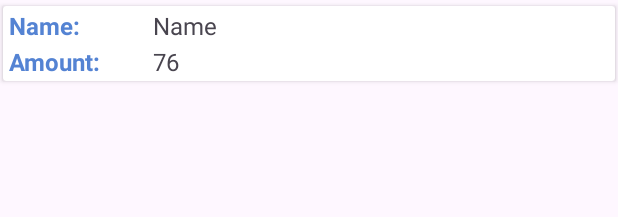
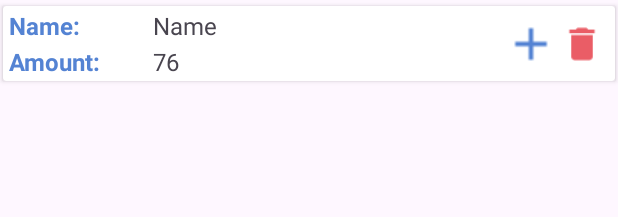
Before and after one commit to Listening-Raccoon/pamietaj-o-zdrowiu, an Android app: the layout pantry_child_item.xml on its own in the app's theme, with its tools: preview values and no code run, on a phone screen of 412 x 824 dp. Shown: the top 217 px of the screen. Run offline under Robolectric (Android 15) with nearby library versions, the phone set to English and light mode, and no system bars.

Commit message:
New images in pantry items
Added new images for add and delete to each pantry item

```diff
--- /dev/null
+++ b/app/src/main/res/drawable/baseline_delete_24.xml
@@ -0,0 +1,5 @@
+<vector xmlns:android="http://schemas.android.com/apk/res/android" android:height="24dp" android:tint="#EA5D66" android:viewportHeight="24" android:viewportWidth="24" android:width="24dp">
+
+    <path android:fillColor="@android:color/white" android:pathData="M6,19c0,1.1 0.9,2 2,2h8c1.1,0 2,-0.9 2,-2V7H6v12zM19,4h-3.5l-1,-1h-5l-1,1H5v2h14V4z"/>
+
+</vector>
--- a/app/src/main/res/layout/pantry_child_item.xml
+++ b/app/src/main/res/layout/pantry_child_item.xml
@@ -58,6 +58,29 @@
             android:text="76"
             android:textSize="16sp"/>
 
+        <ImageView
+            android:id="@+id/pantry_child_item_add_button"
+            android:layout_width="wrap_content"
+            android:layout_height="wrap_content"
+            android:layout_marginEnd="10dp"
+            android:scaleX="1.2"
+            android:scaleY="1.2"
+            app:layout_constraintBottom_toBottomOf="parent"
+            app:layout_constraintEnd_toEndOf="parent"
+            app:layout_constraintTop_toTopOf="parent"
+            app:srcCompat="@drawable/baseline_delete_24" />
+
+        <ImageView
+            android:id="@+id/pantry_child_item_delete_button"
+            android:layout_width="wrap_content"
+            android:layout_height="wrap_content"
+            android:layout_marginEnd="10dp"
+            android:scaleX="1.5"
+            android:scaleY="1.5"
+            app:layout_constraintBottom_toBottomOf="parent"
+            app:layout_constraintEnd_toStartOf="@+id/pantry_child_item_add_button"
+            app:layout_constraintTop_toTopOf="parent"
+            app:srcCompat="@drawable/baseline_add_24" />
 
     </androidx.constraintlayout.widget.ConstraintLayout>
 
```
Also changed, not shown: app/src/main/res/values/colors.xml (+6 -5 lines).
